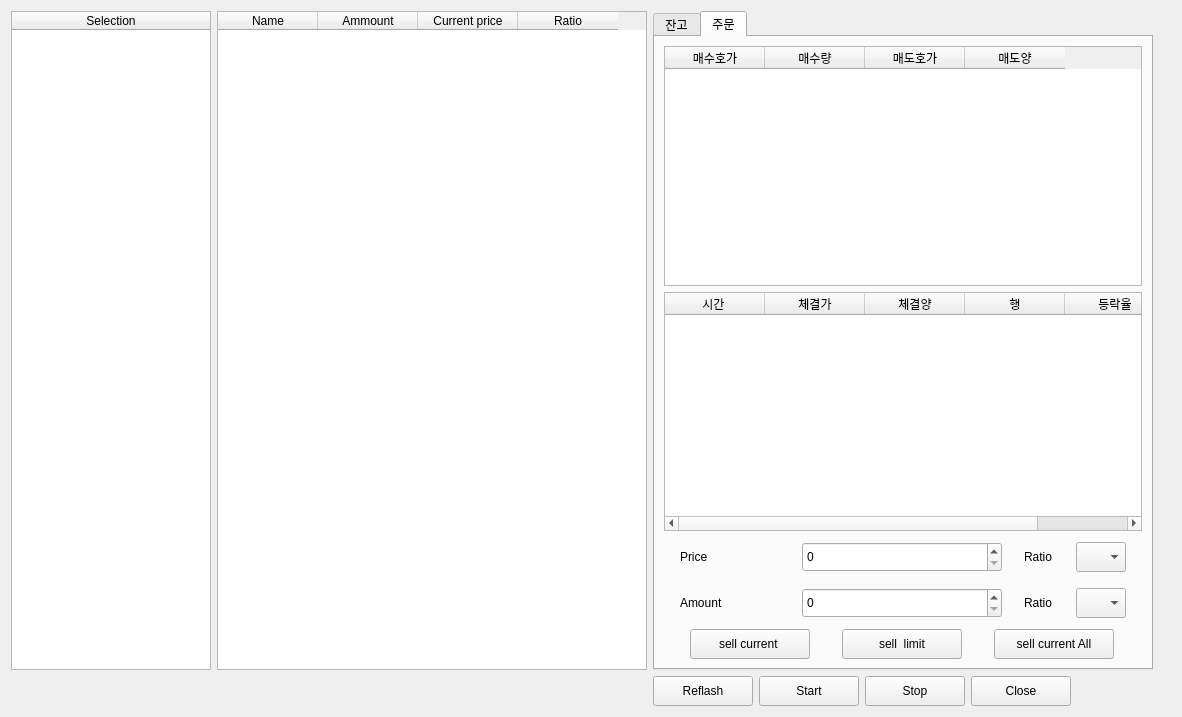
Above: main.ui from changhee-won/AiCoinsTrade before the change. Below: the same form after it.
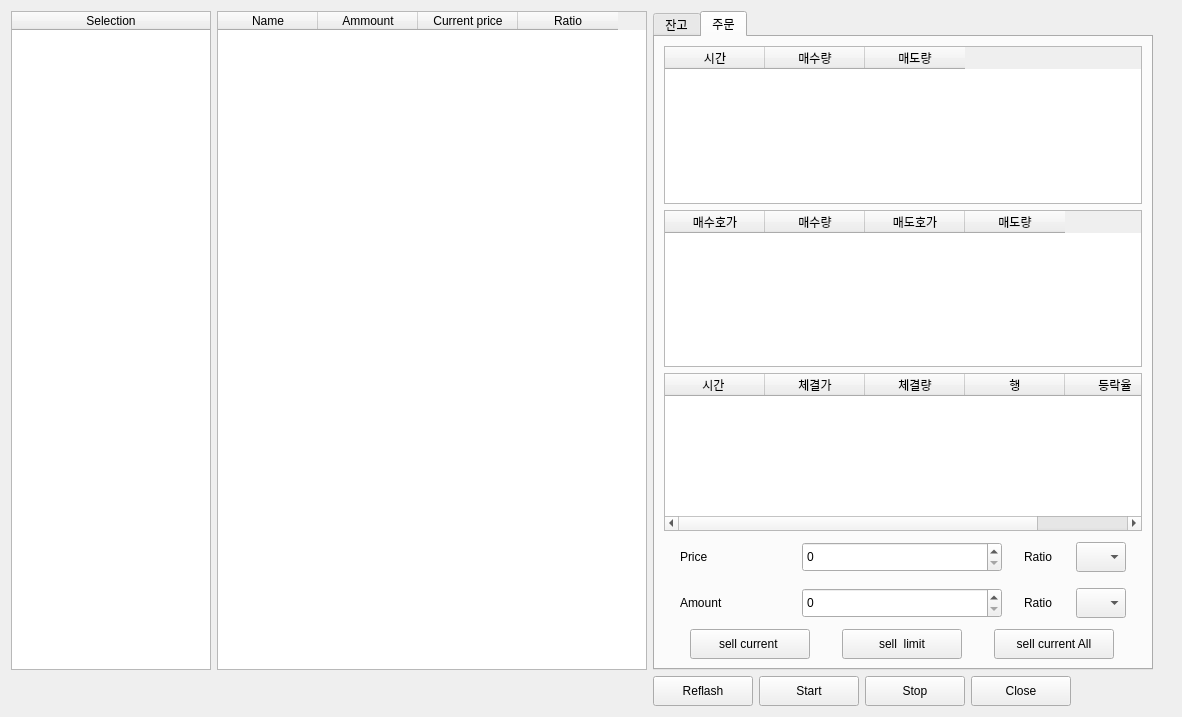
That is the form after the change. The open tabs and pages were chosen to show the change.

Commit message: 수정함:        main.ui

Patch:
```diff
--- a/main.ui
+++ b/main.ui
@@ -1096,6 +1096,34 @@
       <layout class="QGridLayout" name="gridLayout_2">
        <item row="0" column="1">
         <layout class="QVBoxLayout" name="verticalLayout">
+         <item>
+          <widget class="QTableWidget" name="tableWidget_asksum">
+           <column>
+            <property name="text">
+             <string>시간</string>
+            </property>
+            <property name="textAlignment">
+             <set>AlignCenter</set>
+            </property>
+           </column>
+           <column>
+            <property name="text">
+             <string>매수량</string>
+            </property>
+            <property name="textAlignment">
+             <set>AlignCenter</set>
+            </property>
+           </column>
+           <column>
+            <property name="text">
+             <string>매도량</string>
+            </property>
+            <property name="textAlignment">
+             <set>AlignCenter</set>
+            </property>
+           </column>
+          </widget>
+         </item>
          <item>
           <widget class="QTableWidget" name="tableWidget_ask">
            <property name="minimumSize">
@@ -1139,7 +1167,7 @@
            </column>
            <column>
             <property name="text">
-             <string>매도양</string>
+             <string>매도량</string>
             </property>
             <property name="textAlignment">
              <set>AlignCenter</set>
@@ -1167,7 +1195,7 @@
            </column>
            <column>
             <property name="text">
-             <string>체결양</string>
+             <string>체결량</string>
             </property>
             <property name="textAlignment">
              <set>AlignCenter</set>
```
